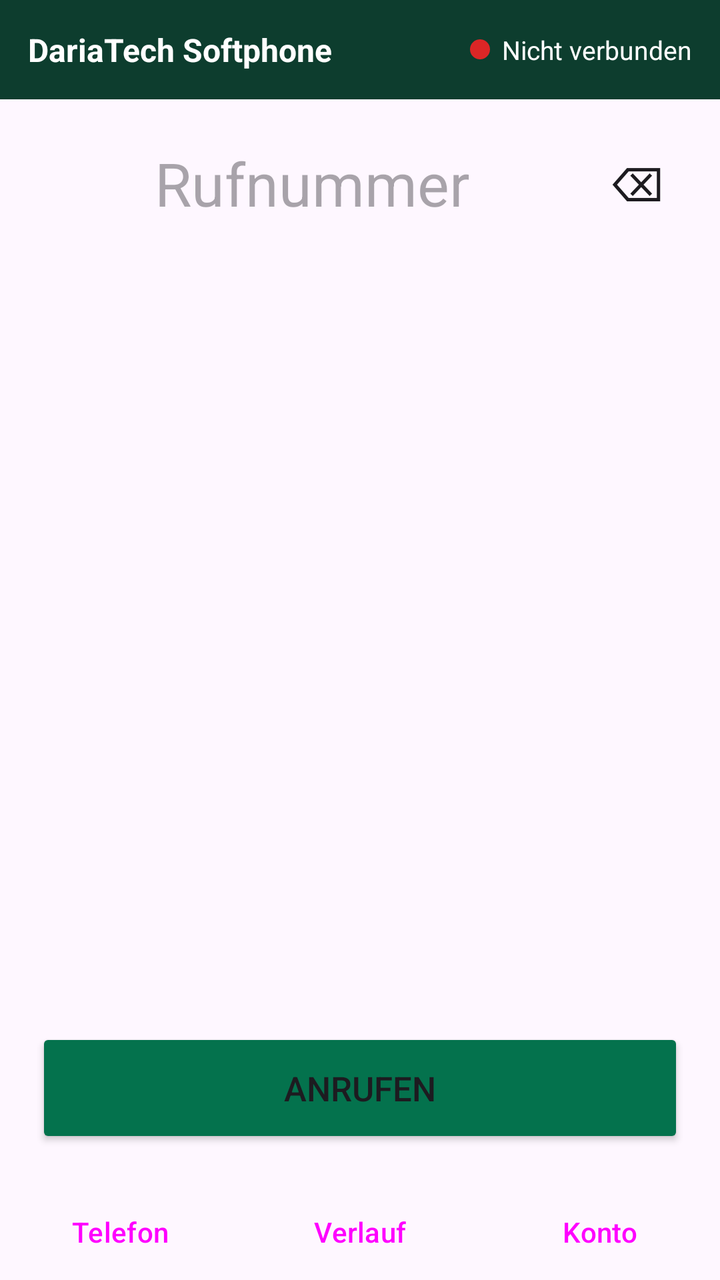
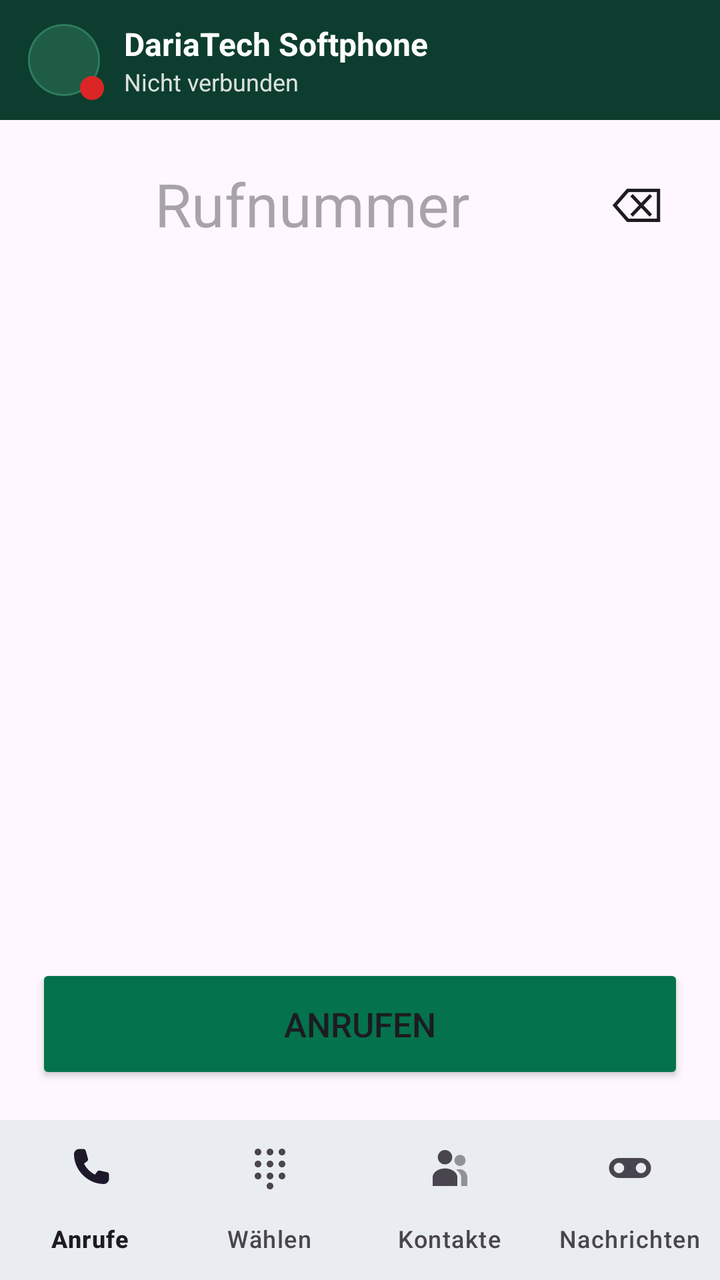

The first picture is an Android layout as it rendered before a commit; the second is the same layout after the commit. The layout source and the unified diff follow.
<!-- AndroidManifest.xml: application theme Theme.DariaTech -->
<!-- res/layout/activity_main.xml -->
<?xml version="1.0" encoding="utf-8"?>
<FrameLayout xmlns:android="http://schemas.android.com/apk/res/android"
    android:layout_width="match_parent"
    android:layout_height="match_parent"
    android:background="?android:attr/colorBackground">

    
    <LinearLayout
        android:id="@+id/mainScreen"
        android:layout_width="match_parent"
        android:layout_height="match_parent"
        android:orientation="vertical">

        
        <LinearLayout
            android:layout_width="match_parent"
            android:layout_height="wrap_content"
            android:background="@color/marke"
            android:gravity="center_vertical"
            android:orientation="horizontal"
            android:padding="14dp">

            <TextView
                android:layout_width="wrap_content"
                android:layout_height="wrap_content"
                android:text="@string/app_name"
                android:textColor="@color/auf_marke"
                android:textSize="16sp"
                android:textStyle="bold" />

            <Space
                android:layout_width="0dp"
                android:layout_height="1dp"
                android:layout_weight="1" />

            <View
                android:id="@+id/statusDot"
                android:layout_width="10dp"
                android:layout_height="10dp"
                android:layout_marginEnd="6dp"
                android:background="@drawable/dot_red" />

            <TextView
                android:id="@+id/status"
                android:layout_width="wrap_content"
                android:layout_height="wrap_content"
                android:text="@string/not_connected"
                android:textColor="@color/auf_marke"
                android:textSize="13sp" />
        </LinearLayout>

        
        <FrameLayout
            android:layout_width="match_parent"
            android:layout_height="0dp"
            android:layout_weight="1">

            
            <LinearLayout
                android:id="@+id/viewDialpad"
                android:layout_width="match_parent"
                android:layout_height="match_parent"
                android:gravity="center_horizontal"
                android:orientation="vertical"
                android:padding="18dp">

                <LinearLayout
                    android:layout_width="match_parent"
                    android:layout_height="wrap_content"
                    android:gravity="center_vertical"
                    android:orientation="horizontal">

                    <EditText
                        android:id="@+id/number"
                        android:layout_width="0dp"
                        android:layout_height="wrap_content"
                        android:layout_weight="1"
                        android:background="@null"
                        android:gravity="center"
                        android:hint="@string/number_hint"
                        android:importantForAutofill="no"
                        android:inputType="phone"
                        android:textSize="30sp" />

                    <TextView
                        android:id="@+id/backspaceButton"
                        android:layout_width="48dp"
                        android:layout_height="48dp"
                        android:gravity="center"
                        android:text="⌫"
                        android:textColor="?attr/colorOnSurface"
                        android:textSize="24sp" />
                </LinearLayout>

                <GridLayout
                    android:id="@+id/keypadGrid"
                    android:layout_width="wrap_content"
                    android:layout_height="0dp"
                    android:layout_weight="1"
                    android:columnCount="3" />

                <Button
                    android:id="@+id/callButton"
                    android:layout_width="match_parent"
                    android:layout_height="60dp"
                    android:layout_marginTop="8dp"
                    android:backgroundTint="?attr/colorPrimary"
                    android:text="@string/call"
                    android:textSize="17sp" />
            </LinearLayout>

            
            <LinearLayout
                android:id="@+id/viewHistory"
                android:layout_width="match_parent"
                android:layout_height="match_parent"
                android:orientation="vertical"
                android:padding="14dp"
                android:visibility="gone">

                <TextView
                    android:id="@+id/missedInfo"
                    android:layout_width="match_parent"
                    android:layout_height="wrap_content"
                    android:paddingBottom="8dp"
                    android:textColor="?attr/colorOnSurface"
                    android:textSize="14sp"
                    android:textStyle="bold" />

                <ListView
                    android:id="@+id/historyList"
                    android:layout_width="match_parent"
                    android:layout_height="match_parent"
                    android:divider="?attr/colorOutlineVariant"
                    android:dividerHeight="1dp" />

                <TextView
                    android:id="@+id/historyEmpty"
                    android:layout_width="match_parent"
                    android:layout_height="wrap_content"
                    android:gravity="center"
                    android:padding="24dp"
                    android:text="@string/history_empty"
                    android:textColor="?attr/colorOnSurfaceVariant"
                    android:visibility="gone" />
            </LinearLayout>

            
            <ScrollView
                android:id="@+id/viewSettings"
                android:layout_width="match_parent"
                android:layout_height="match_parent"
                android:visibility="gone">

                <LinearLayout
                    android:layout_width="match_parent"
                    android:layout_height="wrap_content"
                    android:orientation="vertical"
                    android:padding="18dp">

                    <TextView
                        android:layout_width="wrap_content"
                        android:layout_height="wrap_content"
                        android:text="@string/account_section"
                        android:textColor="?attr/colorOnSurface"
                        android:textSize="18sp"
                        android:textStyle="bold" />

                    <TextView
                        android:layout_width="wrap_content"
                        android:layout_height="wrap_content"
                        android:layout_marginTop="14dp"
                        android:text="@string/preset_hint_label"
                        android:textSize="13sp" />

                    <AutoCompleteTextView
                        android:id="@+id/preset"
                        android:layout_width="match_parent"
                        android:layout_height="wrap_content"
                        android:inputType="none"
                        android:hint="@string/preset_hint_label" />

                    <TextView
                        android:id="@+id/presetHint"
                        android:layout_width="match_parent"
                        android:layout_height="wrap_content"
                        android:layout_marginTop="4dp"
                        android:textColor="?attr/colorOnSurfaceVariant"
                        android:textSize="12sp"
                        android:visibility="gone" />

                    <EditText
                        android:id="@+id/domain"
                        android:layout_width="match_parent"
                        android:layout_height="wrap_content"
                        android:layout_marginTop="14dp"
                        android:hint="@string/domain_hint"
                        android:importantForAutofill="no"
                        android:inputType="textUri" />

                    <EditText
                        android:id="@+id/username"
                        android:layout_width="match_parent"
                        android:layout_height="wrap_content"
                        android:layout_marginTop="8dp"
                        android:hint="@string/username_hint"
                        android:importantForAutofill="no"
                        android:inputType="text" />

                    <EditText
                        android:id="@+id/password"
                        android:layout_width="match_parent"
                        android:layout_height="wrap_content"
                        android:layout_marginTop="8dp"
                        android:hint="@string/password_hint"
                        android:importantForAutofill="no"
                        android:inputType="textPassword" />

                    <TextView
                        android:layout_width="wrap_content"
                        android:layout_height="wrap_content"
                        android:layout_marginTop="8dp"
                        android:text="@string/transport_hint"
                        android:textSize="13sp" />

                    <AutoCompleteTextView
                        android:id="@+id/transport"
                        android:layout_width="match_parent"
                        android:layout_height="wrap_content"
                        android:inputType="none" />

                    <Button
                        android:id="@+id/connectButton"
                        android:layout_width="match_parent"
                        android:layout_height="wrap_content"
                        android:layout_marginTop="18dp"
                        android:backgroundTint="?attr/colorPrimary"
                        android:text="@string/save_connect" />
                </LinearLayout>
            </ScrollView>
        </FrameLayout>

        
        <LinearLayout
            android:layout_width="match_parent"
            android:layout_height="wrap_content"
            android:background="?attr/colorSurface"
            android:orientation="horizontal">

            <Button
                android:id="@+id/navDialpad"
                style="@style/Widget.Material3.Button.TextButton"
                android:layout_width="0dp"
                android:layout_height="wrap_content"
                android:layout_weight="1"
                android:text="@string/tab_dialpad" />

            <Button
                android:id="@+id/navHistory"
                style="@style/Widget.Material3.Button.TextButton"
                android:layout_width="0dp"
                android:layout_height="wrap_content"
                android:layout_weight="1"
                android:text="@string/tab_history" />

            <Button
                android:id="@+id/navSettings"
                style="@style/Widget.Material3.Button.TextButton"
                android:layout_width="0dp"
                android:layout_height="wrap_content"
                android:layout_weight="1"
                android:text="@string/tab_settings" />
        </LinearLayout>
    </LinearLayout>

    
    <LinearLayout
        android:id="@+id/callOverlay"
        android:layout_width="match_parent"
        android:layout_height="match_parent"
        android:background="@color/gespraech_grund"
        android:gravity="center_horizontal"
        android:orientation="vertical"
        android:padding="24dp"
        android:visibility="gone">

        <Space
            android:layout_width="1dp"
            android:layout_height="0dp"
            android:layout_weight="1" />

        
        <FrameLayout
            android:id="@+id/videoBereich"
            android:layout_width="match_parent"
            android:layout_height="0dp"
            android:layout_weight="3"
            android:visibility="gone">

            <TextureView
                android:id="@+id/videoFremd"
                android:layout_width="match_parent"
                android:layout_height="match_parent" />

            <TextureView
                android:id="@+id/videoEigen"
                android:layout_width="96dp"
                android:layout_height="128dp"
                android:layout_gravity="top|end"
                android:layout_margin="8dp" />
        </FrameLayout>

        <TextView
            android:id="@+id/callerInfo"
            android:layout_width="wrap_content"
            android:layout_height="wrap_content"
            android:textColor="?attr/colorSurface"
            android:textSize="30sp"
            android:textStyle="bold" />

        <TextView
            android:id="@+id/callState"
            android:layout_width="wrap_content"
            android:layout_height="wrap_content"
            android:layout_marginTop="6dp"
            android:textColor="?attr/colorOutline"
            android:textSize="15sp" />

        <TextView
            android:id="@+id/callDuration"
            android:layout_width="wrap_content"
            android:layout_height="wrap_content"
            android:layout_marginTop="4dp"
            android:textColor="?attr/colorSurface"
            android:textSize="17sp" />

        <Space
            android:layout_width="1dp"
            android:layout_height="0dp"
            android:layout_weight="1" />

        
        <GridLayout
            android:id="@+id/dtmfPad"
            android:layout_width="wrap_content"
            android:layout_height="wrap_content"
            android:columnCount="3"
            android:visibility="gone" />

        
        <LinearLayout
            android:id="@+id/activeControls"
            android:layout_width="match_parent"
            android:layout_height="wrap_content"
            android:layout_marginTop="12dp"
            android:gravity="center"
            android:orientation="horizontal">

            <Button
                android:id="@+id/muteButton"
                style="@style/Widget.Material3.Button.TonalButton"
                android:layout_width="0dp"
                android:layout_height="wrap_content"
                android:layout_margin="3dp"
                android:layout_weight="1"
                android:text="@string/mute" />

            <Button
                android:id="@+id/speakerButton"
                style="@style/Widget.Material3.Button.TonalButton"
                android:layout_width="0dp"
                android:layout_height="wrap_content"
                android:layout_margin="3dp"
                android:layout_weight="1"
                android:text="@string/speaker" />

            <Button
                android:id="@+id/holdButton"
                style="@style/Widget.Material3.Button.TonalButton"
                android:layout_width="0dp"
                android:layout_height="wrap_content"
                android:layout_margin="3dp"
                android:layout_weight="1"
                android:text="@string/hold" />

            <Button
                android:id="@+id/dtmfButton"
                style="@style/Widget.Material3.Button.TonalButton"
                android:layout_width="0dp"
                android:layout_height="wrap_content"
                android:layout_margin="3dp"
                android:layout_weight="1"
                android:text="@string/dtmf" />
        </LinearLayout>

        
        <LinearLayout
            android:id="@+id/videoControls"
            android:layout_width="match_parent"
            android:layout_height="wrap_content"
            android:layout_marginTop="6dp"
            android:gravity="center"
            android:orientation="horizontal">

            <Button
                android:id="@+id/videoButton"
                style="@style/Widget.Material3.Button.TonalButton"
                android:layout_width="0dp"
                android:layout_height="wrap_content"
                android:layout_margin="3dp"
                android:layout_weight="1"
                android:text="@string/video_start" />

            <Button
                android:id="@+id/kameraButton"
                style="@style/Widget.Material3.Button.TonalButton"
                android:layout_width="0dp"
                android:layout_height="wrap_content"
                android:layout_margin="3dp"
                android:layout_weight="1"
                android:text="@string/camera_switch"
                android:visibility="gone" />
        </LinearLayout>

        
        <LinearLayout
            android:id="@+id/incomingControls"
            android:layout_width="match_parent"
            android:layout_height="wrap_content"
            android:layout_marginTop="12dp"
            android:gravity="center"
            android:orientation="horizontal">

            <Button
                android:id="@+id/answerButton"
                android:layout_width="0dp"
                android:layout_height="60dp"
                android:layout_margin="6dp"
                android:layout_weight="1"
                android:backgroundTint="?attr/colorPrimary"
                android:text="@string/answer" />

            <Button
                android:id="@+id/declineButton"
                android:layout_width="0dp"
                android:layout_height="60dp"
                android:layout_margin="6dp"
                android:layout_weight="1"
                android:backgroundTint="?attr/colorError"
                android:text="@string/decline" />
        </LinearLayout>

        <Button
            android:id="@+id/hangupButton"
            android:layout_width="match_parent"
            android:layout_height="60dp"
            android:layout_marginTop="10dp"
            android:backgroundTint="?attr/colorError"
            android:text="@string/hangup" />
    </LinearLayout>
</FrameLayout>
<!-- resources referenced by this layout -->
<resources>
  <color name="auf_marke">#FFFFFF</color>
  <color name="gespraech_grund">#08140F</color>
  <color name="marke">#0D3D2E</color>
  <!-- drawable dot_red (drawable) -->
  <?xml version="1.0" encoding="utf-8"?>
  <shape xmlns:android="http://schemas.android.com/apk/res/android" android:shape="oval">
      <solid android:color="#DC2626" />
  </shape>
  <string name="account_section">SIP-Konto</string>
  <string name="answer">Annehmen</string>
  <string name="app_name">DariaTech Softphone</string>
  <string name="call">Anrufen</string>
  <string name="camera_switch">Kamera wechseln</string>
  <string name="decline">Ablehnen</string>
  <string name="domain_hint">Domain / Server</string>
  <string name="dtmf">Tasten</string>
  <string name="hangup">Auflegen</string>
  <string name="history_empty">Noch keine Anrufe.</string>
  <string name="hold">Halten</string>
  <string name="mute">Stumm</string>
  <string name="not_connected">Nicht verbunden</string>
  <string name="number_hint">Rufnummer</string>
  <string name="password_hint">Passwort</string>
  <string name="preset_hint_label">Anbieter-Vorlage</string>
  <string name="save_connect">Speichern &amp; verbinden</string>
  <string name="speaker">Lautsprecher</string>
  <string name="tab_dialpad">Telefon</string>
  <string name="tab_history">Verlauf</string>
  <string name="tab_settings">Konto</string>
  <string name="transport_hint">Transport</string>
  <string name="username_hint">Benutzername / Nebenstelle</string>
  <string name="video_start">Video an</string>
  <style name="Theme.DariaTech" parent="Theme.Material3.Light.NoActionBar">
          <item name="colorPrimary">@color/emerald</item>
          <item name="colorOnPrimary">@color/white</item>
          <item name="android:statusBarColor">@color/brand</item>
      </style>
  <color name="emerald">#04724D</color>
  <color name="white">#FFFFFF</color>
  <color name="brand">#0D3D2E</color>
</resources>

<!-- the commit's change to res/layout/activity_main.xml (unified diff, before → after) -->
@@ -1,5 +1,6 @@
 <?xml version="1.0" encoding="utf-8"?>
 <FrameLayout xmlns:android="http://schemas.android.com/apk/res/android"
+    xmlns:app="http://schemas.android.com/apk/res-auto"
     android:layout_width="match_parent"
     android:layout_height="match_parent"
     android:background="?android:attr/colorBackground">
@@ -12,41 +13,71 @@
         android:orientation="vertical">
 
         
+        
         <LinearLayout
             android:layout_width="match_parent"
             android:layout_height="wrap_content"
             android:background="@color/marke"
             android:gravity="center_vertical"
             android:orientation="horizontal"
-            android:padding="14dp">
-
-            <TextView
-                android:layout_width="wrap_content"
-                android:layout_height="wrap_content"
-                android:text="@string/app_name"
-                android:textColor="@color/auf_marke"
-                android:textSize="16sp"
-                android:textStyle="bold" />
-
-            <Space
-                android:layout_width="0dp"
-                android:layout_height="1dp"
-                android:layout_weight="1" />
-
-            <View
-                android:id="@+id/statusDot"
-                android:layout_width="10dp"
-                android:layout_height="10dp"
-                android:layout_marginEnd="6dp"
-                android:background="@drawable/dot_red" />
-
-            <TextView
-                android:id="@+id/status"
-                android:layout_width="wrap_content"
-                android:layout_height="wrap_content"
-                android:text="@string/not_connected"
-                android:textColor="@color/auf_marke"
-                android:textSize="13sp" />
+            android:paddingStart="12dp"
+            android:paddingTop="10dp"
+            android:paddingEnd="12dp"
+            android:paddingBottom="10dp">
+
+            
+            <FrameLayout
+                android:id="@+id/profilKnopf"
+                android:layout_width="40dp"
+                android:layout_height="40dp"
+                android:background="?attr/selectableItemBackgroundBorderless"
+                android:clickable="true"
+                android:contentDescription="@string/profil_oeffnen"
+                android:focusable="true">
+
+                <TextView
+                    android:id="@+id/profilKuerzel"
+                    android:layout_width="36dp"
+                    android:layout_height="36dp"
+                    android:layout_gravity="center"
+                    android:background="@drawable/kreis_marke"
+                    android:gravity="center"
+                    android:textColor="@color/auf_marke"
+                    android:textSize="14sp"
+                    android:textStyle="bold" />
+
+                <View
+                    android:id="@+id/statusDot"
+                    android:layout_width="12dp"
+                    android:layout_height="12dp"
+                    android:layout_gravity="bottom|end"
+                    android:background="@drawable/dot_red" />
+            </FrameLayout>
+
+            <LinearLayout
+                android:layout_width="0dp"
+                android:layout_height="wrap_content"
+                android:layout_marginStart="10dp"
+                android:layout_weight="1"
+                android:orientation="vertical">
+
+                <TextView
+                    android:layout_width="wrap_content"
+                    android:layout_height="wrap_content"
+                    android:text="@string/app_name"
+                    android:textColor="@color/auf_marke"
+                    android:textSize="16sp"
+                    android:textStyle="bold" />
+
+                <TextView
+                    android:id="@+id/status"
+                    android:layout_width="wrap_content"
+                    android:layout_height="wrap_content"
+                    android:alpha="0.85"
+                    android:text="@string/not_connected"
+                    android:textColor="@color/auf_marke"
+                    android:textSize="12sp" />
+            </LinearLayout>
         </LinearLayout>
 
         
@@ -241,36 +272,13 @@
         </FrameLayout>
 
         
-        <LinearLayout
+        <com.google.android.material.bottomnavigation.BottomNavigationView
+            android:id="@+id/leiste"
             android:layout_width="match_parent"
             android:layout_height="wrap_content"
             android:background="?attr/colorSurface"
-            android:orientation="horizontal">
-
-            <Button
-                android:id="@+id/navDialpad"
-                style="@style/Widget.Material3.Button.TextButton"
-                android:layout_width="0dp"
-                android:layout_height="wrap_content"
-                android:layout_weight="1"
-                android:text="@string/tab_dialpad" />
-
-            <Button
-                android:id="@+id/navHistory"
-                style="@style/Widget.Material3.Button.TextButton"
-                android:layout_width="0dp"
-                android:layout_height="wrap_content"
-                android:layout_weight="1"
-                android:text="@string/tab_history" />
-
-            <Button
-                android:id="@+id/navSettings"
-                style="@style/Widget.Material3.Button.TextButton"
-                android:layout_width="0dp"
-                android:layout_height="wrap_content"
-                android:layout_weight="1"
-                android:text="@string/tab_settings" />
-        </LinearLayout>
+            app:labelVisibilityMode="labeled"
+            app:menu="@menu/leiste" />
     </LinearLayout>
 
     
<!-- resource entries referenced after the edit -->
@@ -7,6 +7,13 @@
   <?xml version="1.0" encoding="utf-8"?>
   <shape xmlns:android="http://schemas.android.com/apk/res/android" android:shape="oval">
       <solid android:color="#DC2626" />
+  </shape>
+  <!-- drawable kreis_marke (drawable) -->
+  <?xml version="1.0" encoding="utf-8"?>
+  <shape xmlns:android="http://schemas.android.com/apk/res/android"
+      android:shape="oval">
+      <solid android:color="#1E5C46" />
+      <stroke android:width="1dp" android:color="#2F7A5E" />
   </shape>
   <string name="account_section">SIP-Konto</string>
   <string name="answer">Annehmen</string>
@@ -24,11 +31,9 @@
   <string name="number_hint">Rufnummer</string>
   <string name="password_hint">Passwort</string>
   <string name="preset_hint_label">Anbieter-Vorlage</string>
+  <string name="profil_oeffnen">Profil und Einstellungen</string>
   <string name="save_connect">Speichern &amp; verbinden</string>
   <string name="speaker">Lautsprecher</string>
-  <string name="tab_dialpad">Telefon</string>
-  <string name="tab_history">Verlauf</string>
-  <string name="tab_settings">Konto</string>
   <string name="transport_hint">Transport</string>
   <string name="username_hint">Benutzername / Nebenstelle</string>
   <string name="video_start">Video an</string>
